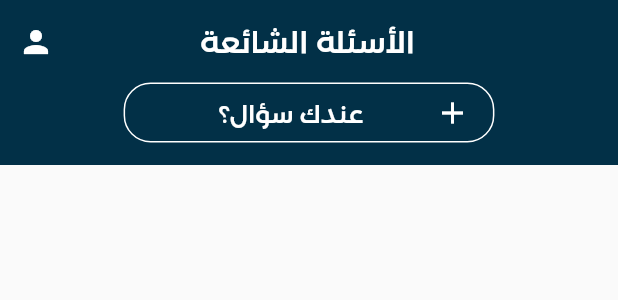
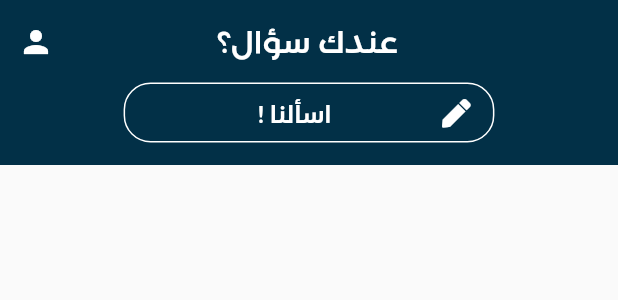
Before and after one commit to AboutAustralia/aboutAustralia, a Flutter app: what questionsAnswers() shows on an empty page, opened directly, on a phone screen of 412 x 824 dp. Shown: the top 300 px of the screen. Run offline on Flutter 3.47's test engine with Material 2 defaults, Android fonts, the phone set to English and light mode, and no system bars; our stand-ins replace cloud_firestore, firebase_auth, firebase_core, firebase_database, flutter_secure_storage, font_awesome_flutter and 3 more; missing offline and left inert: onboarding; accounts and stored records are empty; network calls fail.

Commit message:
Almost 90% working version of Q&A

```diff
--- a/lib/views/questions_answers.dart
+++ b/lib/views/questions_answers.dart
@@ -186,7 +186,7 @@ class _questionsAnswersState extends State<questionsAnswers> {
                         child: Padding(
                       padding: const EdgeInsets.only(right: 50),
                       child: Text(
-                        "الأسئلة الشائعة",
+                        "عندك سؤال؟",
                         style: AppTypography.headerMedium.copyWith(
                           fontSize: 20,
                         ),
@@ -316,15 +316,17 @@ class _questionsAnswersState extends State<questionsAnswers> {
                             }
                           },
                           child: Row(
+                            mainAxisAlignment: MainAxisAlignment.spaceAround,
                             children: [
                               Icon(
-                                Icons.add,
+                                FontAwesomeIcons.pen,
                                 color: Colors.white,
+                                size: 19,
                               ),
                               Expanded(
                                   child: Center(
                                 child: Text(
-                                  "عندك سؤال؟",
+                                  "اسألنا !",
                                   style: AppTypography.bodyNormal
                                       .copyWith(color: Colors.white),
                                 ),
@@ -370,6 +372,7 @@ class _questionsAnswersState extends State<questionsAnswers> {
                         qid: allQuestions[index]['qID'].toString(),
                         questionText: allQuestions[index]['question'],
                         useful: allQuestions[index]['useful'],
+                        answerPreview: allQuestions[index]['answer'],
                       ),
                       childCount:
                           querySnapshot.hasData ? allQuestions.length : 0,
@@ -453,7 +456,9 @@ class QuestionCard extends StatelessWidget {
                     ),
                     SizedBox(height: 5),
                     Text(
-                      qid,
+                      answerPreview != null
+                          ? answerPreview
+                          : "لم تتم الاجابة على هذا السؤال بعد",
                       style: AppTypography.answerPreview
                           .copyWith(color: AppColors.neutrals[600]),
                     )
@@ -467,9 +472,11 @@ class QuestionCard extends StatelessWidget {
               Expanded(
                   flex: 2,
                   child: Center(
-                      child: Column(
-                    mainAxisAlignment: MainAxisAlignment.center,
-                    children: [Icon(Icons.thumb_up), Text(useful.toString())],
+                      child: FlatButton(
+                    child: Column(
+                      mainAxisAlignment: MainAxisAlignment.center,
+                      children: [Icon(Icons.thumb_up), Text(useful.toString())],
+                    ),
                   )))
             ],
           ),
```
